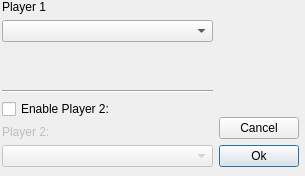
Qt form UI/player_select.ui (NADNES-TEAM/NADNES) before a commit.
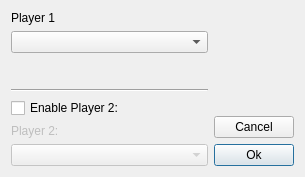
The same form after that commit.

The edit to the form file:
```diff
--- a/UI/player_select.ui
+++ b/UI/player_select.ui
@@ -7,21 +7,14 @@
     <x>0</x>
     <y>0</y>
     <width>305</width>
-    <height>176</height>
+    <height>177</height>
    </rect>
   </property>
   <property name="windowTitle">
    <string>Select player</string>
   </property>
-  <widget class="QWidget" name="horizontalLayoutWidget">
-   <property name="geometry">
-    <rect>
-     <x>2</x>
-     <y>0</y>
-     <width>297</width>
-     <height>167</height>
-    </rect>
-   </property>
+  <layout class="QGridLayout" name="gridLayout">
+   <item row="0" column="0">
    <layout class="QHBoxLayout" name="horizontalLayout">
     <item>
      <layout class="QVBoxLayout" name="verticalLayout">
@@ -126,7 +119,8 @@
      </layout>
     </item>
    </layout>
-  </widget>
+   </item>
+  </layout>
  </widget>
  <resources/>
  <connections>
```
Left out of the diff: 8 changed lines with no effect on the pictures. Lines whose indentation alone changed are shown as unchanged.
